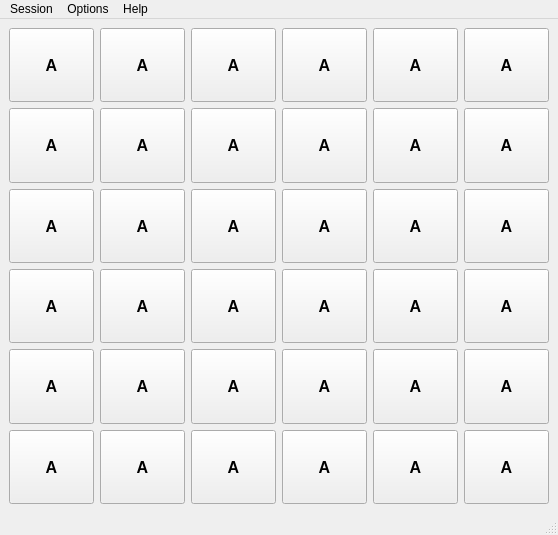
Qt form src/gui/magicwindow.ui (sigidagi/chimpanse) before a commit.
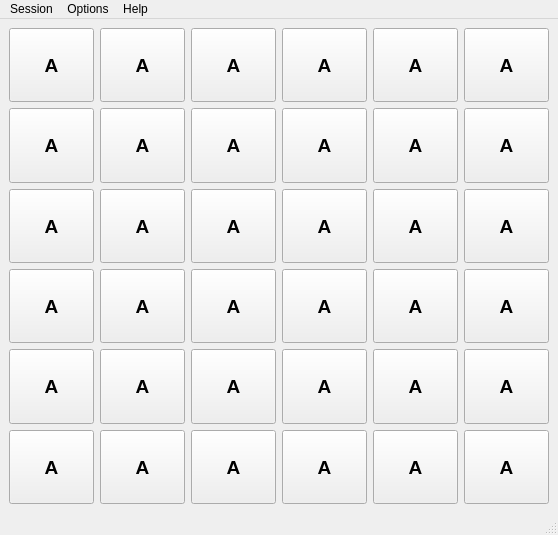
The same form after that commit.

```diff
--- a/src/gui/magicwindow.ui
+++ b/src/gui/magicwindow.ui
@@ -25,7 +25,7 @@
       </property>
       <property name="font">
        <font>
-        <pointsize>12</pointsize>
+        <pointsize>14</pointsize>
         <weight>75</weight>
         <bold>true</bold>
        </font>
@@ -45,7 +45,7 @@
       </property>
       <property name="font">
        <font>
-        <pointsize>12</pointsize>
+        <pointsize>14</pointsize>
         <weight>75</weight>
         <bold>true</bold>
        </font>
@@ -65,7 +65,7 @@
       </property>
       <property name="font">
        <font>
-        <pointsize>12</pointsize>
+        <pointsize>14</pointsize>
         <weight>75</weight>
         <bold>true</bold>
        </font>
@@ -85,7 +85,7 @@
       </property>
       <property name="font">
        <font>
-        <pointsize>12</pointsize>
+        <pointsize>14</pointsize>
         <weight>75</weight>
         <bold>true</bold>
        </font>
@@ -105,7 +105,7 @@
       </property>
       <property name="font">
        <font>
-        <pointsize>12</pointsize>
+        <pointsize>14</pointsize>
         <weight>75</weight>
         <bold>true</bold>
        </font>
@@ -125,7 +125,7 @@
       </property>
       <property name="font">
        <font>
-        <pointsize>12</pointsize>
+        <pointsize>14</pointsize>
         <weight>75</weight>
         <bold>true</bold>
        </font>
@@ -145,7 +145,7 @@
       </property>
       <property name="font">
        <font>
-        <pointsize>12</pointsize>
+        <pointsize>14</pointsize>
         <weight>75</weight>
         <bold>true</bold>
        </font>
@@ -165,7 +165,7 @@
       </property>
       <property name="font">
        <font>
-        <pointsize>12</pointsize>
+        <pointsize>14</pointsize>
         <weight>75</weight>
         <bold>true</bold>
        </font>
@@ -185,7 +185,7 @@
       </property>
       <property name="font">
        <font>
-        <pointsize>12</pointsize>
+        <pointsize>14</pointsize>
         <weight>75</weight>
         <bold>true</bold>
        </font>
@@ -205,7 +205,7 @@
       </property>
       <property name="font">
        <font>
-        <pointsize>12</pointsize>
+        <pointsize>14</pointsize>
         <weight>75</weight>
         <bold>true</bold>
        </font>
@@ -225,7 +225,7 @@
       </property>
       <property name="font">
        <font>
-        <pointsize>12</pointsize>
+        <pointsize>14</pointsize>
         <weight>75</weight>
         <bold>true</bold>
        </font>
@@ -245,7 +245,7 @@
       </property>
       <property name="font">
        <font>
-        <pointsize>12</pointsize>
+        <pointsize>14</pointsize>
         <weight>75</weight>
         <bold>true</bold>
        </font>
@@ -265,7 +265,7 @@
       </property>
       <property name="font">
        <font>
-        <pointsize>12</pointsize>
+        <pointsize>14</pointsize>
         <weight>75</weight>
         <bold>true</bold>
        </font>
@@ -285,7 +285,7 @@
       </property>
       <property name="font">
        <font>
-        <pointsize>12</pointsize>
+        <pointsize>14</pointsize>
         <weight>75</weight>
         <bold>true</bold>
        </font>
@@ -305,7 +305,7 @@
       </property>
       <property name="font">
        <font>
-        <pointsize>12</pointsize>
+        <pointsize>14</pointsize>
         <weight>75</weight>
         <bold>true</bold>
        </font>
@@ -325,7 +325,7 @@
       </property>
       <property name="font">
        <font>
-        <pointsize>12</pointsize>
+        <pointsize>14</pointsize>
         <weight>75</weight>
         <bold>true</bold>
        </font>
@@ -345,7 +345,7 @@
       </property>
       <property name="font">
        <font>
-        <pointsize>12</pointsize>
+        <pointsize>14</pointsize>
         <weight>75</weight>
         <bold>true</bold>
        </font>
@@ -365,7 +365,7 @@
       </property>
       <property name="font">
        <font>
-        <pointsize>12</pointsize>
+        <pointsize>14</pointsize>
         <weight>75</weight>
         <bold>true</bold>
        </font>
@@ -385,7 +385,7 @@
       </property>
       <property name="font">
        <font>
-        <pointsize>12</pointsize>
+        <pointsize>14</pointsize>
         <weight>75</weight>
         <bold>true</bold>
        </font>
@@ -405,7 +405,7 @@
       </property>
       <property name="font">
        <font>
-        <pointsize>12</pointsize>
+        <pointsize>14</pointsize>
         <weight>75</weight>
         <bold>true</bold>
        </font>
@@ -425,7 +425,7 @@
       </property>
       <property name="font">
        <font>
-        <pointsize>12</pointsize>
+        <pointsize>14</pointsize>
         <weight>75</weight>
         <bold>true</bold>
        </font>
@@ -445,7 +445,7 @@
       </property>
       <property name="font">
        <font>
-        <pointsize>12</pointsize>
+        <pointsize>14</pointsize>
         <weight>75</weight>
         <bold>true</bold>
        </font>
@@ -465,7 +465,7 @@
       </property>
       <property name="font">
        <font>
-        <pointsize>12</pointsize>
+        <pointsize>14</pointsize>
         <weight>75</weight>
         <bold>true</bold>
        </font>
@@ -485,7 +485,7 @@
       </property>
       <property name="font">
        <font>
-        <pointsize>12</pointsize>
+        <pointsize>14</pointsize>
         <weight>75</weight>
         <bold>true</bold>
        </font>
@@ -505,7 +505,7 @@
       </property>
       <property name="font">
        <font>
-        <pointsize>12</pointsize>
+        <pointsize>14</pointsize>
         <weight>75</weight>
         <bold>true</bold>
        </font>
@@ -525,7 +525,7 @@
       </property>
       <property name="font">
        <font>
-        <pointsize>12</pointsize>
+        <pointsize>14</pointsize>
         <weight>75</weight>
         <bold>true</bold>
        </font>
@@ -545,7 +545,7 @@
       </property>
       <property name="font">
        <font>
-        <pointsize>12</pointsize>
+        <pointsize>14</pointsize>
         <weight>75</weight>
         <bold>true</bold>
        </font>
@@ -565,7 +565,7 @@
       </property>
       <property name="font">
        <font>
-        <pointsize>12</pointsize>
+        <pointsize>14</pointsize>
         <weight>75</weight>
         <bold>true</bold>
        </font>
@@ -585,7 +585,7 @@
       </property>
       <property name="font">
        <font>
-        <pointsize>12</pointsize>
+        <pointsize>14</pointsize>
         <weight>75</weight>
         <bold>true</bold>
        </font>
@@ -605,7 +605,7 @@
       </property>
       <property name="font">
        <font>
-        <pointsize>12</pointsize>
+        <pointsize>14</pointsize>
         <weight>75</weight>
         <bold>true</bold>
        </font>
@@ -625,7 +625,7 @@
       </property>
       <property name="font">
        <font>
-        <pointsize>12</pointsize>
+        <pointsize>14</pointsize>
         <weight>75</weight>
         <bold>true</bold>
        </font>
@@ -645,7 +645,7 @@
       </property>
       <property name="font">
        <font>
-        <pointsize>12</pointsize>
+        <pointsize>14</pointsize>
         <weight>75</weight>
         <bold>true</bold>
        </font>
@@ -665,7 +665,7 @@
       </property>
       <property name="font">
        <font>
-        <pointsize>12</pointsize>
+        <pointsize>14</pointsize>
         <weight>75</weight>
         <bold>true</bold>
        </font>
@@ -685,7 +685,7 @@
       </property>
       <property name="font">
        <font>
-        <pointsize>12</pointsize>
+        <pointsize>14</pointsize>
         <weight>75</weight>
         <bold>true</bold>
        </font>
@@ -705,7 +705,7 @@
       </property>
       <property name="font">
        <font>
-        <pointsize>12</pointsize>
+        <pointsize>14</pointsize>
         <weight>75</weight>
         <bold>true</bold>
        </font>
@@ -725,7 +725,7 @@
       </property>
       <property name="font">
        <font>
-        <pointsize>12</pointsize>
+        <pointsize>14</pointsize>
         <weight>75</weight>
         <bold>true</bold>
        </font>
```
